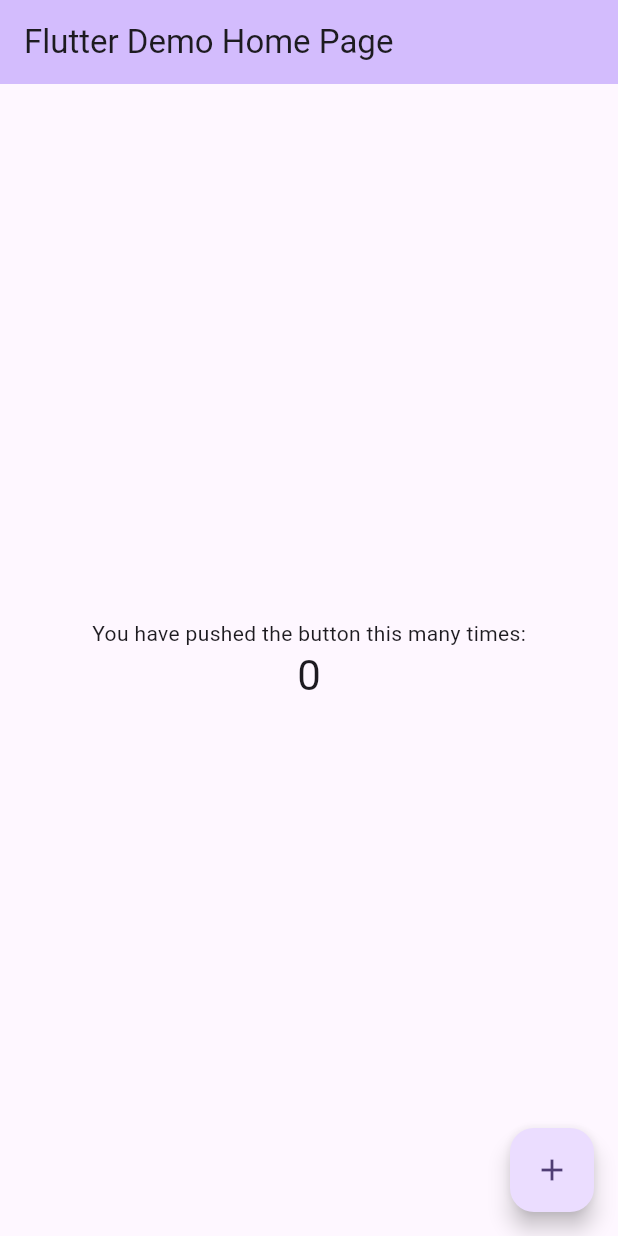
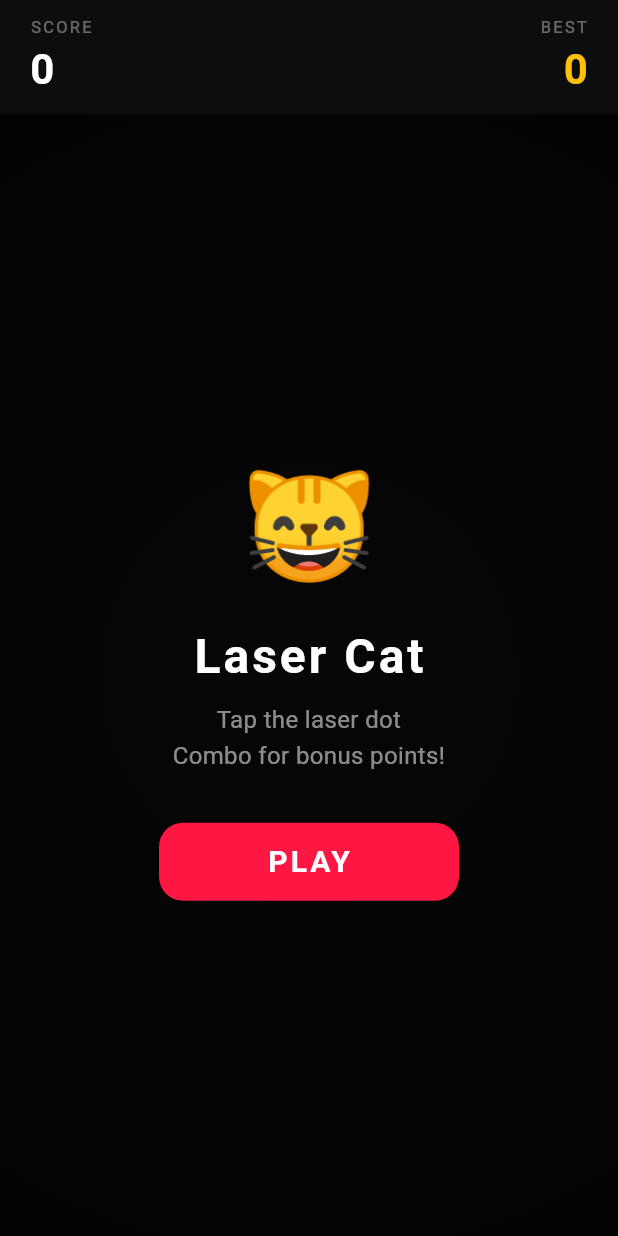
Before and after one commit to mimitantono/lasercat, a Flutter app: the screen it shows after launch, on a phone screen of 412 x 824 dp. Run offline on Flutter 3.47's test engine with Material 3 defaults, Android fonts, the phone set to English and light mode, and no system bars.

Commit message:
Initial Laser Cat game
30-second tap game with a laser dot that moves via a state machine
(pause / creep / dart / tease). Combo scoring: +1 normal, +2 at 3x,
+3 at 5x, +5 at 10x. Speed escalates over the 30 seconds.

Co-Authored-By: Claude Sonnet 4.6 <noreply@anthropic.com>

```diff
--- a/lib/main.dart
+++ b/lib/main.dart
@@ -1,122 +1,33 @@
 import 'package:flutter/material.dart';
+import 'package:flutter/services.dart';
+import 'screens/game_screen.dart';
 
 void main() {
-  runApp(const MyApp());
+  WidgetsFlutterBinding.ensureInitialized();
+  SystemChrome.setPreferredOrientations([DeviceOrientation.portraitUp]);
+  SystemChrome.setSystemUIOverlayStyle(const SystemUiOverlayStyle(
+    statusBarColor: Colors.transparent,
+    statusBarIconBrightness: Brightness.light,
+  ));
+  runApp(const LaserCatApp());
 }
 
-class MyApp extends StatelessWidget {
-  const MyApp({super.key});
+class LaserCatApp extends StatelessWidget {
+  const LaserCatApp({super.key});
 
-  // This widget is the root of your application.
   @override
   Widget build(BuildContext context) {
     return MaterialApp(
-      title: 'Flutter Demo',
+      title: 'Laser Cat',
+      debugShowCheckedModeBanner: false,
       theme: ThemeData(
-        // This is the theme of your application.
-        //
-        // TRY THIS: Try running your application with "flutter run". You'll see
-        // the application has a purple toolbar. Then, without quitting the app,
-        // try changing the seedColor in the colorScheme below to Colors.green
-        // and then invoke "hot reload" (save your changes or press the "hot
-        // reload" button in a Flutter-supported IDE, or press "r" if you used
-        // the command line to start the app).
-        //
-        // Notice that the counter didn't reset back to zero; the application
-        // state is not lost during the reload. To reset the state, use hot
-        // restart instead.
-        //
-        // This works for code too, not just values: Most code changes can be
-        // tested with just a hot reload.
-        colorScheme: .fromSeed(seedColor: Colors.deepPurple),
+        colorScheme: ColorScheme.fromSeed(
+          seedColor: const Color(0xFFFF1744),
+          brightness: Brightness.dark,
+        ),
+        useMaterial3: true,
       ),
-      home: const MyHomePage(title: 'Flutter Demo Home Page'),
+      home: const GameScreen(),
     );
   }
 }
-
-class MyHomePage extends StatefulWidget {
-  const MyHomePage({super.key, required this.title});
-
-  // This widget is the home page of your application. It is stateful, meaning
-  // that it has a State object (defined below) that contains fields that affect
-  // how it looks.
-
-  // This class is the configuration for the state. It holds the values (in this
-  // case the title) provided by the parent (in this case the App widget) and
-  // used by the build method of the State. Fields in a Widget subclass are
-  // always marked "final".
-
-  final String title;
-
-  @override
-  State<MyHomePage> createState() => _MyHomePageState();
-}
-
-class _MyHomePageState extends State<MyHomePage> {
-  int _counter = 0;
-
-  void _incrementCounter() {
-    setState(() {
-      // This call to setState tells the Flutter framework that something has
-      // changed in this State, which causes it to rerun the build method below
-      // so that the display can reflect the updated values. If we changed
-      // _counter without calling setState(), then the build method would not be
-      // called again, and so nothing would appear to happen.
-      _counter++;
-    });
-  }
-
-  @override
-  Widget build(BuildContext context) {
-    // This method is rerun every time setState is called, for instance as done
-    // by the _incrementCounter method above.
-    //
-    // The Flutter framework has been optimized to make rerunning build methods
-    // fast, so that you can just rebuild anything that needs updating rather
-    // than having to individually change instances of widgets.
-    return Scaffold(
-      appBar: AppBar(
-        // TRY THIS: Try changing the color here to a specific color (to
-        // Colors.amber, perhaps?) and trigger a hot reload to see the AppBar
-        // change color while the other colors stay the same.
-        backgroundColor: Theme.of(context).colorScheme.inversePrimary,
-        // Here we take the value from the MyHomePage object that was created by
-        // the App.build method, and use it to set our appbar title.
-        title: Text(widget.title),
-      ),
-      body: Center(
-        // Center is a layout widget. It takes a single child and positions it
-        // in the middle of the parent.
-        child: Column(
-          // Column is also a layout widget. It takes a list of children and
-          // arranges them vertically. By default, it sizes itself to fit its
-          // children horizontally, and tries to be as tall as its parent.
-          //
-          // Column has various properties to control how it sizes itself and
-          // how it positions its children. Here we use mainAxisAlignment to
-          // center the children vertically; the main axis here is the vertical
-          // axis because Columns are vertical (the cross axis would be
-          // horizontal).
-          //
-          // TRY THIS: Invoke "debug painting" (choose the "Toggle Debug Paint"
-          // action in the IDE, or press "p" in the console), to see the
-          // wireframe for each widget.
-          mainAxisAlignment: .center,
-          children: [
-            const Text('You have pushed the button this many times:'),
-            Text(
-              '$_counter',
-              style: Theme.of(context).textTheme.headlineMedium,
-            ),
-          ],
-        ),
-      ),
-      floatingActionButton: FloatingActionButton(
-        onPressed: _incrementCounter,
-        tooltip: 'Increment',
-        child: const Icon(Icons.add),
-      ),
-    );
-  }
-}
--- /dev/null
+++ b/lib/screens/game_screen.dart
@@ -0,0 +1,424 @@
+import 'dart:async';
+import 'dart:math';
+import 'package:flutter/material.dart';
+import '../painters/laser_painter.dart';
+
+// ── Laser movement state machine ──────────────────────────────────────────────
+
+enum _LaserState { pause, creep, dart, tease }
+
+class _LaserBehaviour {
+  final _LaserState state;
+  final Duration duration;
+  final Offset? target; // null = stay put
+
+  const _LaserBehaviour(this.state, this.duration, [this.target]);
+}
+
+// ── Game screen ───────────────────────────────────────────────────────────────
+
+class GameScreen extends StatefulWidget {
+  const GameScreen({super.key});
+
+  @override
+  State<GameScreen> createState() => _GameScreenState();
+}
+
+class _GameScreenState extends State<GameScreen>
+    with SingleTickerProviderStateMixin {
+  static const _tapRadius = 52.0; // generous hit area
+
+  final _rng = Random();
+
+  // Laser position — animated
+  late AnimationController _moveCtrl;
+  late Animation<Offset> _moveAnim;
+
+  Offset _current = const Offset(200, 400);
+  Offset _target = const Offset(200, 400);
+  Size _arenaSize = Size.zero;
+
+  // Game state
+  int _score = 0;
+  int _combo = 0;
+  int _highScore = 0;
+  bool _started = false;
+  bool _gameOver = false;
+  double _timeLeft = 30;
+
+  Timer? _gameTimer;
+  Timer? _behaviourTimer;
+
+  // Combo flash
+  String? _flashLabel;
+  double _flashOpacity = 0;
+  Timer? _flashTimer;
+
+  @override
+  void initState() {
+    super.initState();
+    _moveCtrl = AnimationController(vsync: this, duration: const Duration(milliseconds: 300));
+    _moveAnim = AlwaysStoppedAnimation(_current);
+    _moveCtrl.addListener(() {
+      setState(() => _current = _moveAnim.value);
+    });
+  }
+
+  // ── Behaviour scheduling ──────────────────────────────────────────────────
+
+  void _scheduleBehaviour() {
+    if (_gameOver) return;
+    final behaviour = _nextBehaviour();
+    if (behaviour.target != null) {
+      _animateTo(behaviour.target!, behaviour.duration);
+    }
+    _behaviourTimer = Timer(behaviour.duration, _scheduleBehaviour);
+  }
+
+  _LaserBehaviour _nextBehaviour() {
+    final speedMult = _speedMultiplier();
+    final roll = _rng.nextDouble();
+
+    if (roll < 0.20) {
+      // Pause — sit still and lure
+      return _LaserBehaviour(_LaserState.pause, Duration(milliseconds: (700 / speedMult).round()));
+    } else if (roll < 0.50) {
+      // Creep — slow drift
+      return _LaserBehaviour(
+        _LaserState.creep,
+        Duration(milliseconds: (900 / speedMult).round()),
+        _randomPoint(maxStep: 0.25),
+      );
+    } else if (roll < 0.80) {
+      // Dart — quick zip to a far point
+      return _LaserBehaviour(
+        _LaserState.dart,
+        Duration(milliseconds: (220 / speedMult).round()),
+        _randomPoint(minStep: 0.30),
+      );
+    } else {
+      // Tease — dart a tiny bit then immediately dart back
+      final micro = _randomPoint(maxStep: 0.12);
+      _animateTo(micro, Duration(milliseconds: (120 / speedMult).round()));
+      return _LaserBehaviour(
+        _LaserState.tease,
+        Duration(milliseconds: (260 / speedMult).round()),
+        _target, // dart back to where we came from
+      );
+    }
+  }
+
+  double _speedMultiplier() {
+    final elapsed = 30 - _timeLeft;
+    // Ramps from 1.0 at start to 2.2 at end
+    return 1.0 + (elapsed / 30) * 1.2;
+  }
+
+  Offset _randomPoint({double minStep = 0, double maxStep = 1.0}) {
+    if (_arenaSize == Size.zero) return _target;
+    final w = _arenaSize.width;
+    final h = _arenaSize.height;
+    const margin = 40.0;
+
+    Offset candidate;
+    int tries = 0;
+    do {
+      candidate = Offset(
+        margin + _rng.nextDouble() * (w - margin * 2),
+        margin + _rng.nextDouble() * (h - margin * 2),
+      );
+      tries++;
+    } while (tries < 20 && _stepRatio(candidate) < minStep && _stepRatio(candidate) > maxStep);
+
+    return candidate;
+  }
+
+  double _stepRatio(Offset point) {
+    if (_arenaSize == Size.zero) return 0;
+    final d = (_current - point).distance;
+    final maxD = sqrt(_arenaSize.width * _arenaSize.width + _arenaSize.height * _arenaSize.height);
+    return d / maxD;
+  }
+
+  void _animateTo(Offset dest, Duration dur) {
+    _target = dest;
+    _moveAnim = Tween<Offset>(begin: _current, end: dest).animate(
+      CurvedAnimation(parent: _moveCtrl, curve: Curves.easeInOut),
+    );
+    _moveCtrl.duration = dur;
+    _moveCtrl.forward(from: 0);
+  }
+
+  // ── Game lifecycle ────────────────────────────────────────────────────────
+
+  void _startGame() {
+    setState(() {
+      _score = 0;
+      _combo = 0;
+      _timeLeft = 30;
+      _started = true;
+      _gameOver = false;
+    });
+
+    // Place laser in centre of arena
+    if (_arenaSize != Size.zero) {
+      _current = Offset(_arenaSize.width / 2, _arenaSize.height / 2);
+      _target = _current;
+    }
+
+    _scheduleBehaviour();
+
+    _gameTimer = Timer.periodic(const Duration(milliseconds: 100), (t) {
+      setState(() => _timeLeft = (_timeLeft - 0.1).clamp(0, 30));
+      if (_timeLeft <= 0) {
+        t.cancel();
+        _endGame();
+      }
+    });
+  }
+
+  void _endGame() {
+    _behaviourTimer?.cancel();
+    _moveCtrl.stop();
+    final newHigh = _score > _highScore;
+    if (newHigh) _highScore = _score;
+    setState(() => _gameOver = true);
+  }
+
+  // ── Tap handling ──────────────────────────────────────────────────────────
+
+  void _onTap(TapUpDetails details) {
+    if (!_started || _gameOver) return;
+    final pos = details.localPosition;
+    final dist = (pos - _current).distance;
+
+    if (dist <= _tapRadius) {
+      _combo++;
+      final points = _comboPoints();
+      setState(() => _score += points);
+      _showFlash(points);
+    } else {
+      _combo = 0;
+    }
+  }
+
+  int _comboPoints() {
+    if (_combo >= 10) return 5;
+    if (_combo >= 5) return 3;
+    if (_combo >= 3) return 2;
+    return 1;
+  }
+
+  void _showFlash(int points) {
+    final label = _combo >= 5 ? '+$points 🔥' : '+$points';
+    _flashTimer?.cancel();
+    setState(() {
+      _flashLabel = label;
+      _flashOpacity = 1.0;
+    });
+    _flashTimer = Timer(const Duration(milliseconds: 600), () {
+      if (mounted) setState(() => _flashOpacity = 0);
+    });
+  }
+
+  @override
+  void dispose() {
+    _moveCtrl.dispose();
+    _gameTimer?.cancel();
+    _behaviourTimer?.cancel();
+    _flashTimer?.cancel();
+    super.dispose();
+  }
+
+  // ── Build ─────────────────────────────────────────────────────────────────
+
+  @override
+  Widget build(BuildContext context) {
+    return Scaffold(
+      backgroundColor: const Color(0xFF0D0D0D),
+      body: SafeArea(
+        child: Column(
+          children: [
+            _TopBar(score: _score, highScore: _highScore, timeLeft: _timeLeft, started: _started && !_gameOver),
+            Expanded(
+              child: LayoutBuilder(builder: (context, constraints) {
+                _arenaSize = Size(constraints.maxWidth, constraints.maxHeight);
+                return GestureDetector(
+                  behavior: HitTestBehavior.opaque,
+                  onTapUp: _onTap,
+                  child: Stack(
+                    children: [
+                      // Subtle floor texture
+                      Container(
+                        decoration: const BoxDecoration(
+                          gradient: RadialGradient(
+                            center: Alignment.center,
+                            radius: 1.2,
+                            colors: [Color(0xFF1A1A1A), Color(0xFF0A0A0A)],
+                          ),
+                        ),
+                      ),
+                      // Laser dot
+                      if (_started && !_gameOver)
+                        CustomPaint(
+                          size: Size(constraints.maxWidth, constraints.maxHeight),
+                          painter: LaserPainter(position: _current),
+                        ),
+                      // Combo flash
+                      if (_flashLabel != null)
+                        Positioned(
+                          left: _current.dx - 40,
+                          top: _current.dy - 60,
+                          child: AnimatedOpacity(
+                            opacity: _flashOpacity,
+                            duration: const Duration(milliseconds: 300),
+                            child: Text(
+                              _flashLabel!,
+                              style: const TextStyle(
+                                color: Colors.white,
+                                fontSize: 28,
+                                fontWeight: FontWeight.bold,
+                                shadows: [Shadow(color: Colors.red, blurRadius: 8)],
+                              ),
+                            ),
+                          ),
+                        ),
+                      // Overlay: start or game over
+                      if (!_started || _gameOver)
+                        _Overlay(
+                          gameOver: _gameOver,
+                          score: _score,
+                          highScore: _highScore,
+                          isNewHigh: _gameOver && _score >= _highScore && _score > 0,
+                          onStart: _startGame,
+                        ),
+                    ],
+                  ),
+                );
+              }),
+            ),
+          ],
+        ),
+      ),
+    );
+  }
+}
+
+// ── Top bar ───────────────────────────────────────────────────────────────────
+
+class _TopBar extends StatelessWidget {
+  final int score;
+  final int highScore;
+  final double timeLeft;
+  final bool started;
+
+  const _TopBar({required this.score, required this.highScore, required this.timeLeft, required this.started});
+
+  @override
+  Widget build(BuildContext context) {
+    final urgentColor = timeLeft < 8 ? Colors.red : Colors.white;
+    return Padding(
+      padding: const EdgeInsets.symmetric(horizontal: 20, vertical: 10),
+      child: Row(
+        mainAxisAlignment: MainAxisAlignment.spaceBetween,
+        children: [
+          Column(crossAxisAlignment: CrossAxisAlignment.start, children: [
+            const Text('SCORE', style: TextStyle(color: Colors.white38, fontSize: 11, letterSpacing: 1.5)),
+            Text('$score', style: const TextStyle(color: Colors.white, fontSize: 28, fontWeight: FontWeight.bold)),
+          ]),
+          if (started)
+            Column(children: [
+              Text(
+                timeLeft.toStringAsFixed(1),
+                style: TextStyle(color: urgentColor, fontSize: 32, fontWeight: FontWeight.bold,
+                  shadows: timeLeft < 8 ? [const Shadow(color: Colors.red, blurRadius: 12)] : null,
+                ),
+              ),
+              AnimatedContainer(
+                duration: const Duration(milliseconds: 100),
+                width: 120 * (timeLeft / 30),
+                height: 3,
+                decoration: BoxDecoration(
+                  color: urgentColor,
+                  borderRadius: BorderRadius.circular(2),
+                ),
+              ),
+            ]),
+          Column(crossAxisAlignment: CrossAxisAlignment.end, children: [
+            const Text('BEST', style: TextStyle(color: Colors.white38, fontSize: 11, letterSpacing: 1.5)),
+            Text('$highScore', style: const TextStyle(color: Colors.amber, fontSize: 28, fontWeight: FontWeight.bold)),
+          ]),
+        ],
+      ),
+    );
+  }
+}
+
+// ── Overlay ───────────────────────────────────────────────────────────────────
+
+class _Overlay extends StatelessWidget {
+  final bool gameOver;
+  final int score;
+  final int highScore;
+  final bool isNewHigh;
+  final VoidCallback onStart;
+
+  const _Overlay({
+    required this.gameOver,
+    required this.score,
+    required this.highScore,
+    required this.isNewHigh,
+    required this.onStart,
+  });
+
+  @override
+  Widget build(BuildContext context) {
+    return Container(
+      color: Colors.black.withValues(alpha: 0.75),
+      child: Center(
+        child: Column(mainAxisSize: MainAxisSize.min, children: [
+          Text(
+            gameOver ? '🐱' : '😸',
+            style: const TextStyle(fontSize: 72),
+          ),
+          const SizedBox(height: 12),
+          Text(
+            gameOver ? 'Time\'s up!' : 'Laser Cat',
+            style: const TextStyle(color: Colors.white, fontSize: 32, fontWeight: FontWeight.bold, letterSpacing: 2),
+          ),
+          if (gameOver) ...[
+            const SizedBox(height: 8),
+            Text('$score pts', style: const TextStyle(color: Colors.amber, fontSize: 48, fontWeight: FontWeight.bold)),
+            if (isNewHigh)
+              const Text('New best! 🔥', style: TextStyle(color: Colors.orange, fontSize: 18, fontWeight: FontWeight.w600)),
+            const SizedBox(height: 4),
+            Text('Best: $highScore', style: const TextStyle(color: Colors.white38, fontSize: 16)),
+          ] else ...[
+            const SizedBox(height: 8),
+            const Text(
+              'Tap the laser dot\nCombo for bonus points!',
+              textAlign: TextAlign.center,
+              style: TextStyle(color: Colors.white54, fontSize: 16, height: 1.5),
+            ),
+          ],
+          const SizedBox(height: 32),
+          SizedBox(
+            width: 200,
+            height: 52,
+            child: ElevatedButton(
+              style: ElevatedButton.styleFrom(
+                backgroundColor: const Color(0xFFFF1744),
+                shape: RoundedRectangleBorder(borderRadius: BorderRadius.circular(16)),
+              ),
+              onPressed: onStart,
+              child: Text(
+                gameOver ? 'PLAY AGAIN' : 'PLAY',
+                style: const TextStyle(color: Colors.white, fontSize: 20, fontWeight: FontWeight.bold, letterSpacing: 2),
+              ),
+            ),
+          ),
+        ]),
+      ),
+    );
+  }
+}
```
Also changed, not shown: lib/painters/laser_painter.dart (added, +43 -0 lines).
